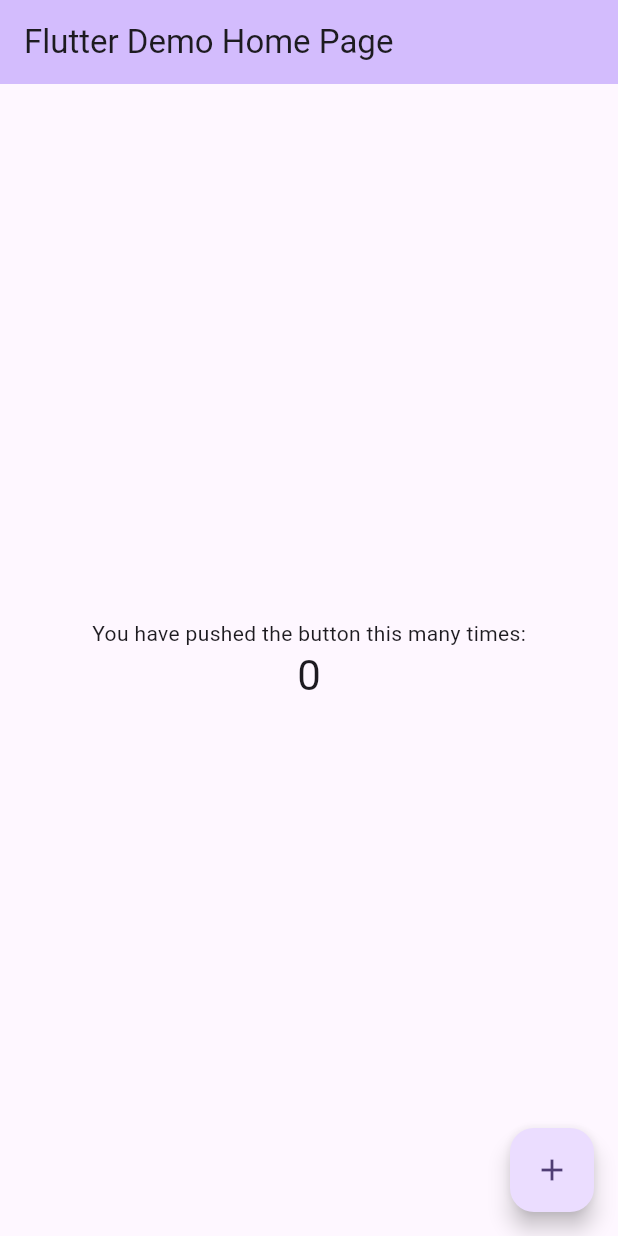
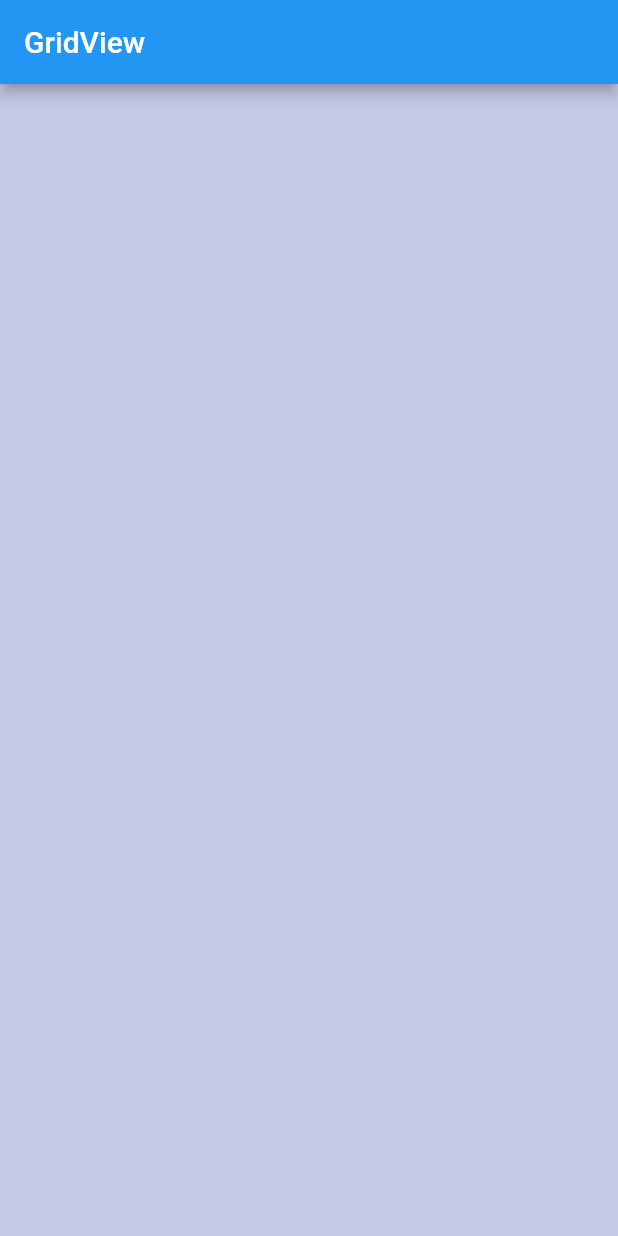
Before and after one commit to muguk04-4/OneTouchTimer, a Flutter app: the screen it shows after launch, on a phone screen of 412 x 824 dp. Run offline on Flutter 3.47's test engine with Material 2 defaults, Android fonts, the phone set to English and light mode, and no system bars.

Commit message:
have to modify all the codes

```diff
--- a/flutter_application_a/analysis_options.yaml
+++ b/flutter_application_a/analysis_options.yaml
@@ -22,6 +22,8 @@ linter:
   # `// ignore_for_file: name_of_lint` syntax on the line or in the file
   # producing the lint.
   rules:
+    prefer_const_constructors: false
+    prefer_const_literals_to_create_immutables: false
     # avoid_print: false  # Uncomment to disable the `avoid_print` rule
     # prefer_single_quotes: true  # Uncomment to enable the `prefer_single_quotes` rule
 
--- a/flutter_application_a/lib/main.dart
+++ b/flutter_application_a/lib/main.dart
@@ -1,125 +1,37 @@
 import 'package:flutter/material.dart';
 
-void main() {
-  runApp(const MyApp());
-}
+void main() => runApp(const MyApp());
 
 class MyApp extends StatelessWidget {
-  const MyApp({super.key});
+  const MyApp({Key? key}) : super(key: key);
 
-  // This widget is the root of your application.
   @override
   Widget build(BuildContext context) {
     return MaterialApp(
-      title: 'Flutter Demo',
-      theme: ThemeData(
-        // This is the theme of your application.
-        //
-        // TRY THIS: Try running your application with "flutter run". You'll see
-        // the application has a blue toolbar. Then, without quitting the app,
-        // try changing the seedColor in the colorScheme below to Colors.green
-        // and then invoke "hot reload" (save your changes or press the "hot
-        // reload" button in a Flutter-supported IDE, or press "r" if you used
-        // the command line to start the app).
-        //
-        // Notice that the counter didn't reset back to zero; the application
-        // state is not lost during the reload. To reset the state, use hot
-        // restart instead.
-        //
-        // This works for code too, not just values: Most code changes can be
-        // tested with just a hot reload.
-        colorScheme: ColorScheme.fromSeed(seedColor: Colors.deepPurple),
-        useMaterial3: true,
-      ),
-      home: const MyHomePage(title: 'Flutter Demo Home Page'),
-    );
+        title: 'GridView',
+        home: Scaffold(
+            appBar: AppBar(title: const Text('GridView')),
+            backgroundColor: Colors.indigo.shade100,
+            body: const Home()));
   }
 }
 
-class MyHomePage extends StatefulWidget {
-  const MyHomePage({super.key, required this.title});
-
-  // This widget is the home page of your application. It is stateful, meaning
-  // that it has a State object (defined below) that contains fields that affect
-  // how it looks.
-
-  // This class is the configuration for the state. It holds the values (in this
-  // case the title) provided by the parent (in this case the App widget) and
-  // used by the build method of the State. Fields in a Widget subclass are
-  // always marked "final".
-
-  final String title;
-
-  @override
-  State<MyHomePage> createState() => _MyHomePageState();
-}
-
-class _MyHomePageState extends State<MyHomePage> {
-  int _counter = 0;
-
-  void _incrementCounter() {
-    setState(() {
-      // This call to setState tells the Flutter framework that something has
-      // changed in this State, which causes it to rerun the build method below
-      // so that the display can reflect the updated values. If we changed
-      // _counter without calling setState(), then the build method would not be
-      // called again, and so nothing would appear to happen.
-      _counter++;
-    });
-  }
+class Home extends StatelessWidget {
+  const Home({Key? key}) : super(key: key);
 
   @override
   Widget build(BuildContext context) {
-    // This method is rerun every time setState is called, for instance as done
-    // by the _incrementCounter method above.
-    //
-    // The Flutter framework has been optimized to make rerunning build methods
-    // fast, so that you can just rebuild anything that needs updating rather
-    // than having to individually change instances of widgets.
-    return Scaffold(
-      appBar: AppBar(
-        // TRY THIS: Try changing the color here to a specific color (to
-        // Colors.amber, perhaps?) and trigger a hot reload to see the AppBar
-        // change color while the other colors stay the same.
-        backgroundColor: Theme.of(context).colorScheme.inversePrimary,
-        // Here we take the value from the MyHomePage object that was created by
-        // the App.build method, and use it to set our appbar title.
-        title: Text(widget.title),
-      ),
-      body: Center(
-        // Center is a layout widget. It takes a single child and positions it
-        // in the middle of the parent.
-        child: Column(
-          // Column is also a layout widget. It takes a list of children and
-          // arranges them vertically. By default, it sizes itself to fit its
-          // children horizontally, and tries to be as tall as its parent.
-          //
-          // Column has various properties to control how it sizes itself and
-          // how it positions its children. Here we use mainAxisAlignment to
-          // center the children vertically; the main axis here is the vertical
-          // axis because Columns are vertical (the cross axis would be
-          // horizontal).
-          //
-          // TRY THIS: Invoke "debug painting" (choose the "Toggle Debug Paint"
-          // action in the IDE, or press "p" in the console), to see the
-          // wireframe for each widget.
-          mainAxisAlignment: MainAxisAlignment.center,
-          children: <Widget>[
-            const Text(
-              'You have pushed the button this many times:',
-            ),
-            Text(
-              '$_counter',
-              style: Theme.of(context).textTheme.headlineMedium,
-            ),
-          ],
-        ),
-      ),
-      floatingActionButton: FloatingActionButton(
-        onPressed: _incrementCounter,
-        tooltip: 'Increment',
-        child: const Icon(Icons.add),
-      ), // This trailing comma makes auto-formatting nicer for build methods.
-    );
+    final sizeX = MediaQuery.of(context).size.width;
+    final sizeY = MediaQuery.of(context).size.height;
+    return Container(
+        width: sizeX,
+        height: sizeY,
+        child: GridView.count(
+          scrollDirection: Axis.vertical,
+          crossAxisCount: 3,
+          mainAxisSpacing: 5.0,
+          crossAxisSpacing: 5.0,
+          padding: const EdgeInsets.all(5.0),
+        ));
   }
 }
```
Also changed, not shown: flutter_application_a/pubspec.lock, 1 other file.
